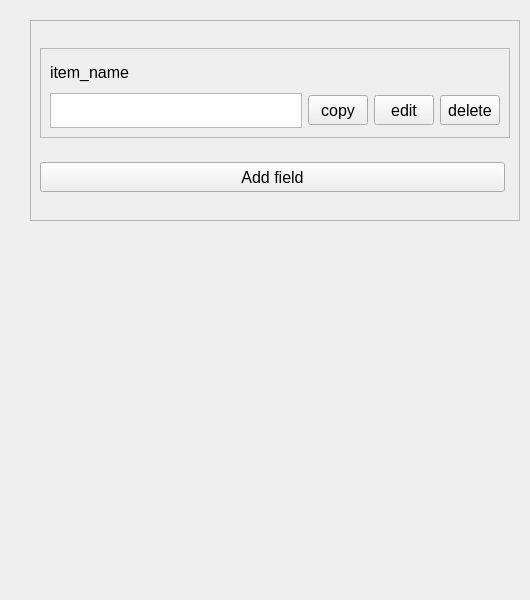
This is src/ui_files/basic.ui in rakshith111/CopyPasta as Qt 5 draws it before an edit. The edited form follows.
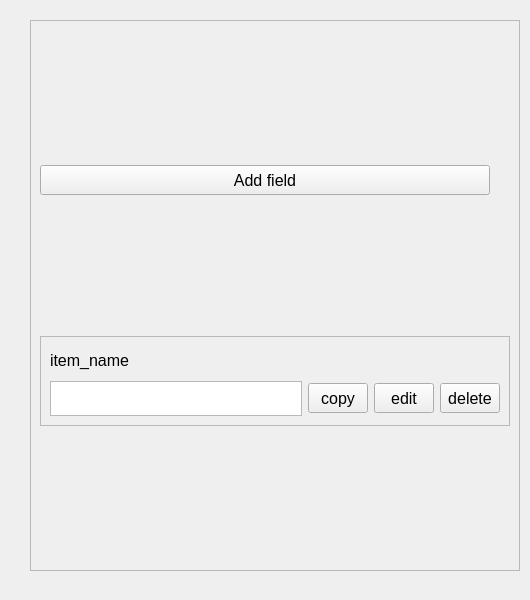
This is the edited form.

The edit to the form file:
```diff
--- a/src/ui_files/basic.ui
+++ b/src/ui_files/basic.ui
@@ -32,19 +32,19 @@
       <x>30</x>
       <y>20</y>
       <width>490</width>
-      <height>201</height>
+      <height>551</height>
      </rect>
     </property>
     <property name="minimumSize">
      <size>
       <width>490</width>
-      <height>0</height>
+      <height>200</height>
      </size>
     </property>
     <property name="maximumSize">
      <size>
       <width>490</width>
-      <height>500</height>
+      <height>600</height>
      </size>
     </property>
     <property name="font">
@@ -61,16 +61,35 @@
        <x>0</x>
        <y>0</y>
        <width>488</width>
-       <height>199</height>
+       <height>549</height>
       </rect>
      </property>
-     <layout class="QVBoxLayout" name="verticalLayout_2">
+     <layout class="QVBoxLayout" name="scrollable">
+      <item>
+       <widget class="QPushButton" name="add_field">
+        <property name="minimumSize">
+         <size>
+          <width>450</width>
+          <height>30</height>
+         </size>
+        </property>
+        <property name="maximumSize">
+         <size>
+          <width>450</width>
+          <height>30</height>
+         </size>
+        </property>
+        <property name="text">
+         <string>Add field</string>
+        </property>
+       </widget>
+      </item>
       <item>
        <widget class="QFrame" name="basic_frame_template">
         <property name="minimumSize">
          <size>
           <width>470</width>
-          <height>0</height>
+          <height>90</height>
          </size>
         </property>
         <property name="maximumSize">
@@ -175,25 +194,6 @@
         </layout>
        </widget>
       </item>
-      <item>
-       <widget class="QPushButton" name="pushButton">
-        <property name="minimumSize">
-         <size>
-          <width>465</width>
-          <height>30</height>
-         </size>
-        </property>
-        <property name="maximumSize">
-         <size>
-          <width>465</width>
-          <height>30</height>
-         </size>
-        </property>
-        <property name="text">
-         <string>Add field</string>
-        </property>
-       </widget>
-      </item>
      </layout>
     </widget>
    </widget>
```
Left out of the diff: 8 changed lines with no effect on the pictures.
